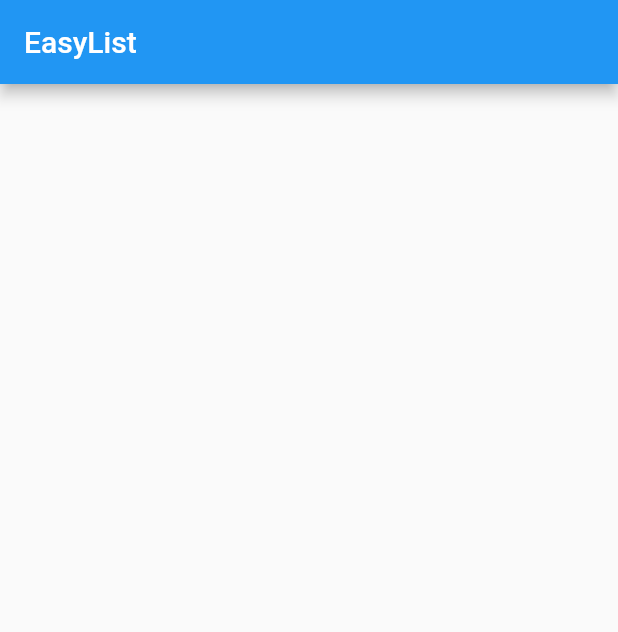
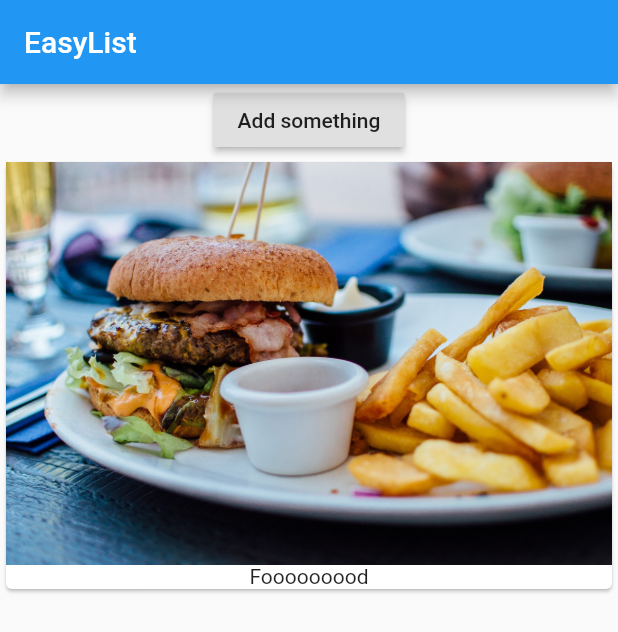
Before and after one commit to roushjac/flutter_test_app, a Flutter app: the screen it shows after launch, on a phone screen of 412 x 824 dp. Shown: the top 632 px of the screen. Run offline on Flutter 3.47's test engine with Material 2 defaults, Android fonts, the phone set to English and light mode, and no system bars.

Commit message:
Add a picture of food, add pic as an asset, add a button that doesn't do anything (yet)

```diff
--- a/lib/main.dart
+++ b/lib/main.dart
@@ -1,17 +1,32 @@
 import 'package:flutter/material.dart';
 
-main() {
+void main() {
   // main() is a special function that is run by Flutter automatically on "flutter run"
   runApp(MyApp());
 }
 
 class MyApp extends StatelessWidget {
-  build(context) {
+  @override // MyApp's build() method overrides the build() method already present in StatelessWidget
+  Widget build(BuildContext context) {
+    // Give the build() method what type it should return - here its a widget
     return MaterialApp(
       home: Scaffold(
         appBar: AppBar(
           title: Text('EasyList'),
         ),
+        body: Column(children: <Widget>[
+          RaisedButton(
+            child: Text('Add something'),
+            onPressed: () {}
+          ),
+          Card(
+              child: Column(
+            children: <Widget>[
+              Image.asset('assets/food_pic.jpg'),
+              Text('Fooooooood')
+            ],
+          )),
+        ]),
       ),
     );
   }
--- a/pubspec.yaml
+++ b/pubspec.yaml
@@ -41,8 +41,8 @@ flutter:
   uses-material-design: true
 
   # To add assets to your application, add an assets section, like this:
-  # assets:
-  #  - images/a_dot_burr.jpeg
+  assets:
+  - assets/food_pic.jpg
   #  - images/a_dot_ham.jpeg
 
   # An image asset can refer to one or more resolution-specific "variants", see
```
Also changed, not shown: assets/food_pic.jpg (added).
